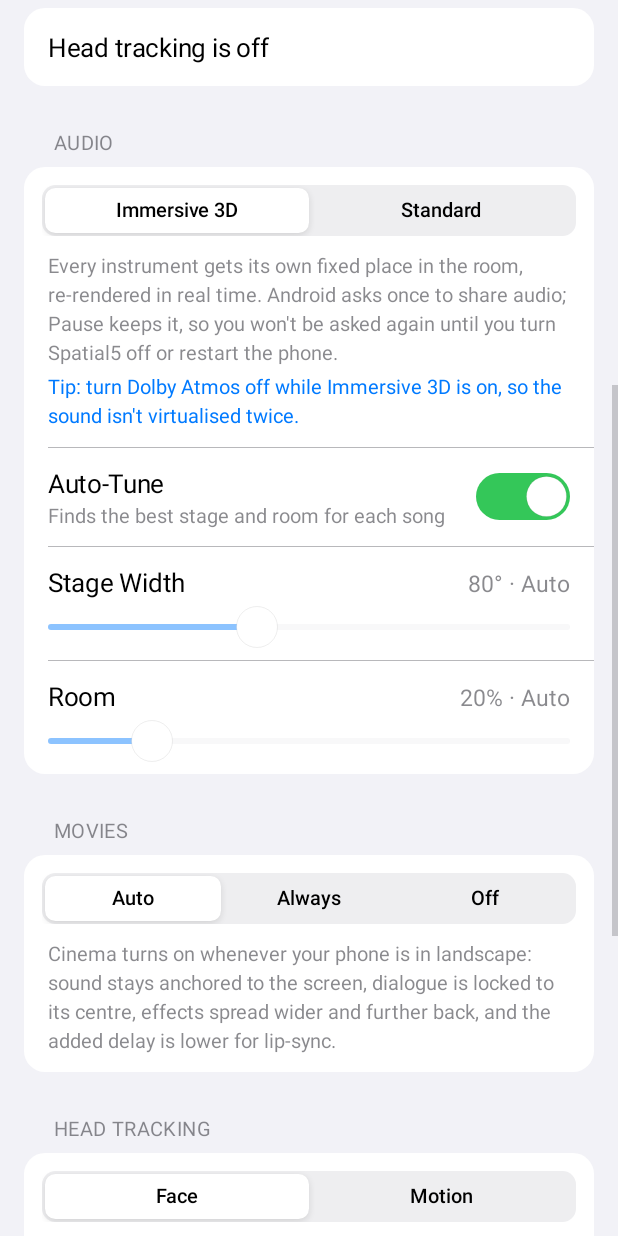
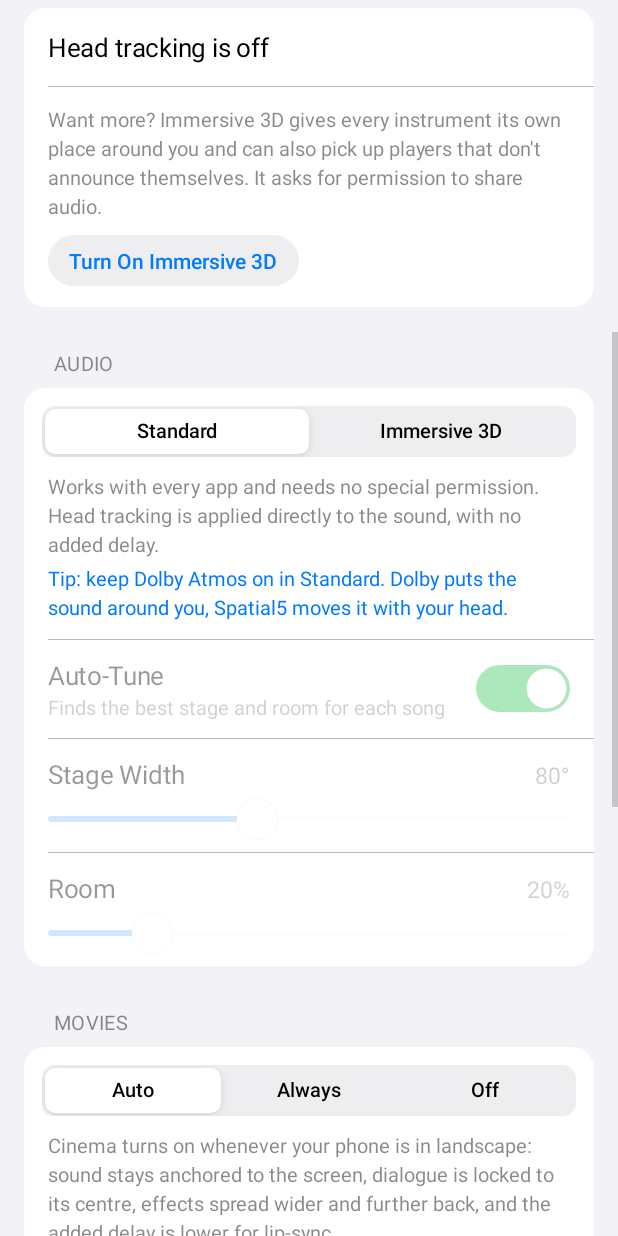
Before and after one commit to thesithumsandaruwan/Spatial5, an Android app: the screen it shows after launch (MainActivity), scrolled down 576 dp, on a phone screen of 412 x 824 dp. Run offline under Robolectric (Android 15) with nearby library versions, the phone set to English and light mode, and no system bars.

Commit message:
Private by default: camera and audio sharing become opt-in
- Defaults are now phone-motion tracking and Standard audio: no camera
  and no screen/audio-sharing prompt. Mode switches list the private
  option first (Motion | Face (Camera), Standard | Immersive 3D).
- Each permission is requested only when its feature is switched on.
  Declining the camera falls back to Motion, declining audio sharing
  falls back to Standard, with a short message.
- Switching to Standard releases the audio-sharing permission at once.
- Hints explain what each option unlocks with a one-tap switch: Face
  tracking under Head Tracking, Immersive 3D (incl. finding players
  that don't announce themselves) under Now Playing.
- README: Privacy section with the three setups and what each asks for.

Co-Authored-By: Claude Opus 5.5 <noreply@anthropic.com>
Claude-Session: https://claude.ai/code/session_01MzHQqb5jjGp3U7rAt7crBJ

```diff
--- a/app/src/main/java/dev/spatial5/MainActivity.kt
+++ b/app/src/main/java/dev/spatial5/MainActivity.kt
@@ -101,13 +101,10 @@ class MainActivity : Activity() {
         }
 
         // Audio
-        audioMode.segments = listOf(getString(R.string.mode_immersive), getString(R.string.mode_standard))
-        audioMode.select(if (prefs.immersive) 0 else 1, false)
-        audioMode.onChange = { i ->
-            prefs.immersive = i == 0
-            updateCaptions()
-            if (prefs.immersive && LiveState.running && !LiveState.immersiveRunning && ensurePermissions()) begin()
-        }
+        audioMode.segments = listOf(getString(R.string.mode_standard), getString(R.string.mode_immersive))
+        audioMode.select(if (prefs.immersive) 1 else 0, false)
+        audioMode.onChange = { i -> setImmersiveAudio(i == 1) }
+        findViewById<View>(R.id.now_hint_btn).apply { Springs.pressable(this, 0.95f); setOnClickListener { setImmersiveAudio(true) } }
         bindSwitch(R.id.auto_tune, prefs.autoTune) { prefs.autoTune = it; updateTuning() }
         bindSeek(widthBar, prefs.width) { prefs.width = it }
         bindSeek(roomBar, prefs.room) { prefs.room = it }
@@ -119,13 +116,10 @@ class MainActivity : Activity() {
         movie.onChange = { i -> prefs.movieMode = i; updateCaptions() }
 
         // Tracking
-        trackMode.segments = listOf(getString(R.string.track_face), getString(R.string.track_motion))
-        trackMode.select(if (prefs.faceMode) 0 else 1, false)
-        trackMode.onChange = { i ->
-            prefs.faceMode = i == 0
-            updateCaptions()
-            if (prefs.faceMode && ensurePermissions(REQ_PERMS_ONLY) && LiveState.running) TrackerService.start(this)
-        }
+        trackMode.segments = listOf(getString(R.string.track_motion), getString(R.string.track_face))
+        trackMode.select(if (prefs.faceMode) 1 else 0, false)
+        trackMode.onChange = { i -> setFace(i == 1) }
+        findViewById<View>(R.id.track_hint_btn).apply { Springs.pressable(this, 0.95f); setOnClickListener { setFace(true) } }
         bindSwitch(R.id.world, prefs.worldAnchor) { prefs.worldAnchor = it }
         bindSwitch(R.id.auto_recenter, prefs.autoRecenter) { prefs.autoRecenter = it }
 
@@ -223,6 +217,8 @@ class MainActivity : Activity() {
         audioCaption.setText(if (prefs.immersive) R.string.caption_immersive else R.string.caption_standard)
         findViewById<TextView>(R.id.dolby_tip).setText(if (prefs.immersive) R.string.tip_dolby_immersive else R.string.tip_dolby_standard)
         trackCaption.setText(if (prefs.faceMode) R.string.caption_face else R.string.caption_motion)
+        findViewById<View>(R.id.now_hint).visibility = if (prefs.immersive) View.GONE else View.VISIBLE
+        findViewById<View>(R.id.track_hint).visibility = if (prefs.faceMode) View.GONE else View.VISIBLE
         findViewById<TextView>(R.id.movie_caption).setText(when (prefs.movieMode) {
             Prefs.MOVIE_ON -> R.string.caption_movie_on
             Prefs.MOVIE_OFF -> R.string.caption_movie_off
@@ -253,13 +249,34 @@ class MainActivity : Activity() {
         TrackerService.start(this)
     }
 
+    /** Immersive 3D on/off. On asks for audio sharing (now if running, else at Start); off releases it. */
+    private fun setImmersiveAudio(on: Boolean) {
+        prefs.immersive = on
+        audioMode.select(if (on) 1 else 0, true)
+        updateCaptions()
+        if (on && LiveState.running && !LiveState.immersiveRunning && ensurePermissions()) begin()
+    }
+
+    /** Face tracking on/off. On asks for the camera; declining falls back to phone motion. */
+    private fun setFace(on: Boolean) {
+        prefs.faceMode = on
+        trackMode.select(if (on) 1 else 0, true)
+        updateCaptions()
+        if (on && ensurePermissions(REQ_PERMS_ONLY) && LiveState.running) TrackerService.start(this)
+    }
+
     @Deprecated("Deprecated in Java")
     override fun onActivityResult(requestCode: Int, resultCode: Int, data: Intent?) {
         @Suppress("DEPRECATION")
         super.onActivityResult(requestCode, resultCode, data)
         if (requestCode != REQ_CAPTURE) return
         if (resultCode == RESULT_OK && data != null) TrackerService.startWithProjection(this, resultCode, data)
-        else TrackerService.start(this)
+        else {
+            // Declined: carry on privately in Standard rather than in a half-working state.
+            setImmersiveAudio(false)
+            android.widget.Toast.makeText(this, R.string.capture_declined, android.widget.Toast.LENGTH_SHORT).show()
+            TrackerService.start(this)
+        }
     }
 
     private fun bindSeek(bar: SeekBar, value: Int, label: TextView? = null, set: (Int) -> Unit) {
@@ -295,6 +312,15 @@ class MainActivity : Activity() {
     }
 
     override fun onRequestPermissionsResult(requestCode: Int, permissions: Array<out String>, grantResults: IntArray) {
+        fun denied(p: String) = permissions.indexOf(p).let { it >= 0 && grantResults.getOrNull(it) != PackageManager.PERMISSION_GRANTED }
+        if (denied(Manifest.permission.CAMERA)) {
+            setFace(false)
+            android.widget.Toast.makeText(this, R.string.camera_declined, android.widget.Toast.LENGTH_SHORT).show()
+        }
+        if (denied(Manifest.permission.RECORD_AUDIO)) {
+            setImmersiveAudio(false)
+            android.widget.Toast.makeText(this, R.string.capture_declined, android.widget.Toast.LENGTH_SHORT).show()
+        }
         if (requestCode == REQ_PERMS) begin()
         else if (LiveState.running) TrackerService.start(this)
     }
--- a/app/src/main/java/dev/spatial5/Prefs.kt
+++ b/app/src/main/java/dev/spatial5/Prefs.kt
@@ -7,7 +7,7 @@ class Prefs(context: Context) {
     val sp: SharedPreferences = context.getSharedPreferences("settings", Context.MODE_PRIVATE)
 
     var faceMode: Boolean
-        get() = sp.getBoolean(K_FACE_MODE, true)
+        get() = sp.getBoolean(K_FACE_MODE, false)   // private by default: phone motion, no camera
         set(v) = sp.edit().putBoolean(K_FACE_MODE, v).apply()
     var strength: Int
         get() = sp.getInt(K_STRENGTH, 60)
@@ -29,7 +29,7 @@ class Prefs(context: Context) {
         set(v) = sp.edit().putBoolean(K_SCREEN, v).apply()
 
     var immersive: Boolean
-        get() = sp.getBoolean(K_IMMERSIVE, true)
+        get() = sp.getBoolean(K_IMMERSIVE, false)   // private by default: Standard, no audio sharing
         set(v) = sp.edit().putBoolean(K_IMMERSIVE, v).apply()
     var worldAnchor: Boolean
         get() = sp.getBoolean(K_WORLD, true)
--- a/app/src/main/java/dev/spatial5/TrackerService.kt
+++ b/app/src/main/java/dev/spatial5/TrackerService.kt
@@ -660,6 +660,10 @@ class TrackerService : LifecycleService() {
     }
 
     private val prefListener = SharedPreferences.OnSharedPreferenceChangeListener { _, key ->
+        if (key == Prefs.K_IMMERSIVE && !prefs.immersive && immersive != null) {
+            // Privacy: Standard needs no audio sharing, so give the permission back right away.
+            stopImmersive(); goForeground(withProjection = false)
+        }
         if (key == Prefs.K_IMMERSIVE && prefs.immersive) tracker.post {
             sessions.values.forEach { if (it.uid > 0 && it.pkg !in prefs.blocked) mutedUids += it.uid }
         }
--- a/app/src/main/res/layout/controls.xml
+++ b/app/src/main/res/layout/controls.xml
@@ -96,6 +96,39 @@
             android:layout_width="match_parent"
             android:layout_height="wrap_content"
             android:orientation="vertical" />
+        <LinearLayout
+            android:id="@+id/now_hint"
+            android:layout_width="match_parent"
+            android:layout_height="wrap_content"
+            android:orientation="vertical"
+            android:visibility="gone">
+            <View style="@style/Divider" />
+            <TextView
+                style="@style/T.Footnote"
+                android:layout_width="match_parent"
+                android:layout_height="wrap_content"
+                android:paddingStart="16dp"
+                android:paddingEnd="16dp"
+                android:paddingTop="12dp"
+                android:text="@string/hint_immersive" />
+            <TextView
+                android:id="@+id/now_hint_btn"
+                android:layout_width="wrap_content"
+                android:layout_height="34dp"
+                android:layout_marginStart="16dp"
+                android:layout_marginTop="10dp"
+                android:layout_marginBottom="14dp"
+                android:background="@drawable/pill_secondary"
+                android:gravity="center"
+                android:paddingStart="14dp"
+                android:paddingEnd="14dp"
+                android:fontFamily="sans-serif-medium"
+                android:textColor="@color/accent"
+                android:textSize="14sp"
+                android:focusable="true"
+                android:clickable="true"
+                android:text="@string/hint_immersive_btn" />
+        </LinearLayout>
     </LinearLayout>
 
     <!-- AUDIO -->
@@ -192,6 +225,39 @@
             android:paddingEnd="16dp"
             android:paddingTop="10dp"
             android:paddingBottom="12dp" />
+        <LinearLayout
+            android:id="@+id/track_hint"
+            android:layout_width="match_parent"
+            android:layout_height="wrap_content"
+            android:orientation="vertical"
+            android:visibility="gone">
+            <View style="@style/Divider" />
+            <TextView
+                style="@style/T.Footnote"
+                android:layout_width="match_parent"
+                android:layout_height="wrap_content"
+                android:paddingStart="16dp"
+                android:paddingEnd="16dp"
+                android:paddingTop="12dp"
+                android:text="@string/hint_face" />
+            <TextView
+                android:id="@+id/track_hint_btn"
+                android:layout_width="wrap_content"
+                android:layout_height="34dp"
+                android:layout_marginStart="16dp"
+                android:layout_marginTop="10dp"
+                android:layout_marginBottom="14dp"
+                android:background="@drawable/pill_secondary"
+                android:gravity="center"
+                android:paddingStart="14dp"
+                android:paddingEnd="14dp"
+                android:fontFamily="sans-serif-medium"
+                android:textColor="@color/accent"
+                android:textSize="14sp"
+                android:focusable="true"
+                android:clickable="true"
+                android:text="@string/hint_face_btn" />
+        </LinearLayout>
         <View style="@style/Divider" />
         <LinearLayout style="@style/Row">
             <LinearLayout android:layout_width="0dp" android:layout_height="wrap_content" android:layout_weight="1" android:orientation="vertical">
--- a/app/src/main/res/values/strings.xml
+++ b/app/src/main/res/values/strings.xml
@@ -21,18 +21,18 @@
     <string name="caption_movie_off">Music settings are used in landscape too.</string>
     <string name="mode_immersive">Immersive 3D</string>
     <string name="mode_standard">Standard</string>
-    <string name="caption_immersive">Every instrument gets its own fixed place in the room, re-rendered in real time. Android asks once to share audio; Pause keeps it, so you won\'t be asked again until you turn Spatial5 off or restart the phone.</string>
-    <string name="caption_standard">No permission prompt and no added delay: head tracking is applied directly to every app. Lighter than Immersive 3D, best for video.</string>
+    <string name="caption_immersive">Every instrument gets its own fixed place around you, re-rendered in real time, and players that don\'t announce themselves are found too. Needs permission to share audio: nothing is recorded or stored. Pause keeps it, so you\'re only asked again after Turn Off or a restart.</string>
+    <string name="caption_standard">Works with every app and needs no special permission. Head tracking is applied directly to the sound, with no added delay.</string>
     <string name="tip_dolby_standard">Tip: keep Dolby Atmos on in Standard. Dolby puts the sound around you, Spatial5 moves it with your head.</string>
     <string name="tip_dolby_immersive">Tip: turn Dolby Atmos off while Immersive 3D is on, so the sound isn\'t virtualised twice.</string>
     <string name="auto_tune">Auto-Tune</string>
     <string name="auto_tune_sub">Finds the best stage and room for each song</string>
     <string name="width">Stage Width</string>
     <string name="room">Room</string>
-    <string name="track_face">Face</string>
+    <string name="track_face">Face (Camera)</string>
     <string name="track_motion">Motion</string>
-    <string name="caption_face">The front camera follows your head; the gyroscope fills in between frames. Nothing is recorded.</string>
-    <string name="caption_motion">Uses only the phone\'s motion. Keep the phone in a pocket so it turns with you.</string>
+    <string name="caption_face">Follows your head with the front camera, even when the phone sits still on a desk or stand. Frames are analysed on the phone and never stored.</string>
+    <string name="caption_motion">Uses only the phone\'s motion sensors, no camera. Best with the phone in your pocket, so it turns when you do.</string>
     <string name="world">Lock to Room</string>
     <string name="world_sub">Sound stays put even when the phone moves</string>
     <string name="world_sub_cinema">Cinema is on: sound follows the screen</string>
@@ -43,9 +43,17 @@
     <string name="invert">Invert Direction</string>
     <string name="pause_screen_off">Pause Camera When Screen Is Off</string>
     <string name="diagnostics">Diagnostics</string>
+    <string name="hint_immersive">Want more? Immersive 3D gives every instrument its own place around you and can also pick up players that don\'t announce themselves. It asks for permission to share audio.</string>
+    <string name="hint_immersive_btn">Turn On Immersive 3D</string>
+    <string name="hint_face">Phone motion can\'t see your head turn while the phone sits still. Face tracking can: it uses the front camera, and frames never leave the phone.</string>
+    <string name="hint_face_btn">Use Face Tracking</string>
+    <string name="camera_declined">Camera not allowed: using phone motion.</string>
+    <string name="capture_declined">Audio sharing not allowed: using Standard.</string>
     <string name="refresh">Refresh</string>
     <string name="refreshing">Finding…</string>
     <string name="copy">Copy</string>
     <string name="notif_channel">Head tracking</string>
-    <string name="help">When Android asks to share your screen, choose \"Entire screen\": only audio is used, and nothing is recorded or leaves your phone.\n\nHRTF data: MIT Media Lab KEMAR (Gardner &amp; Martin). Head model: \"Lee Perry-Smith\" scan by Infinite Realities, CC BY 3.0.</string>
+    <string name="help">Spatial5 works without the camera and without audio sharing. Each one unlocks more: the camera follows your head even when the phone is still, and audio sharing enables Immersive 3D. If you turn on Immersive 3D and Android asks to share your screen, choose \"Entire screen\": only audio is used, nothing is recorded, and the app has no internet access.
+
+HRTF data: MIT Media Lab KEMAR (Gardner &amp; Martin). Head model: \"Lee Perry-Smith\" scan by Infinite Realities, CC BY 3.0.</string>
 </resources>
```
Also changed, not shown: 2 other files.
